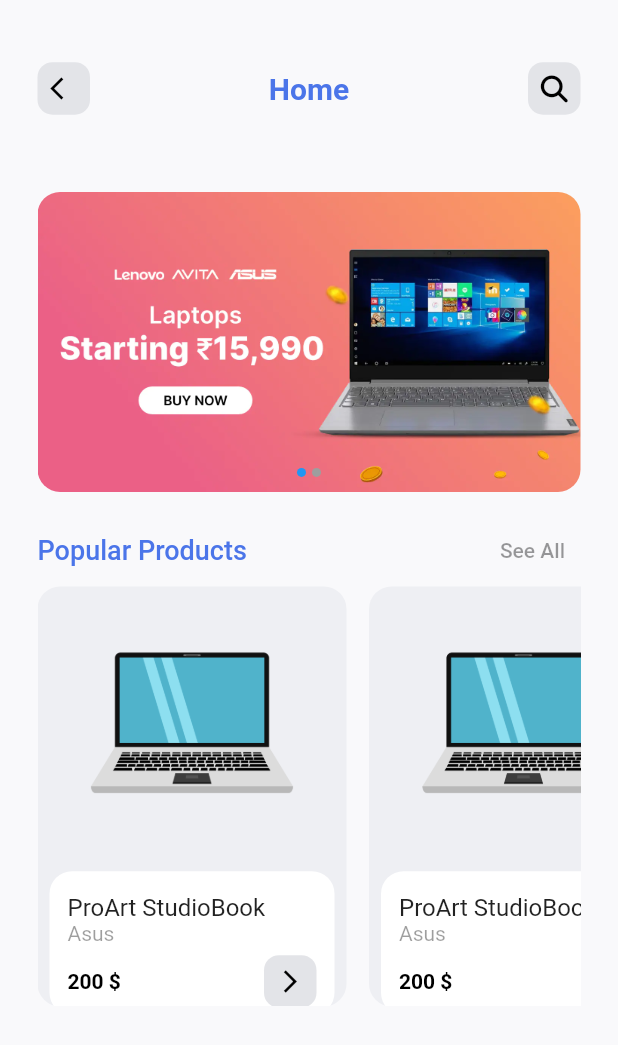
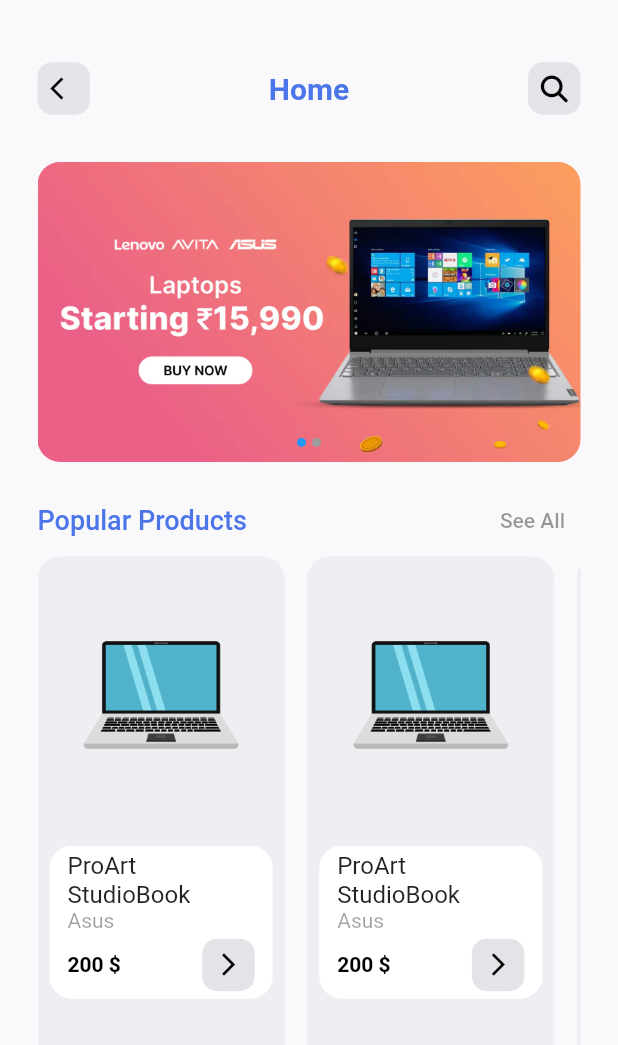
Before and after one commit to AliAlsaeed17/laptop_market, a Flutter app: the HomeScreen screen opened by its route, on a phone screen of 412 x 824 dp. Shown: the top 1045 px of the screen. Run offline on Flutter 3.47's test engine with Material 2 defaults, Android fonts, the phone set to English and light mode, and no system bars; drawn by our look-alikes of flutter_image_slideshow; our stand-ins replace flutter_rating_bar, font_awesome_flutter, get; Roboto replaces fonts that are missing (Times New Roman).

Commit message:
Refacror and update UI

```diff
--- a/lib/views/home_screen.dart
+++ b/lib/views/home_screen.dart
@@ -15,11 +15,14 @@
     return Scaffold(
       backgroundColor: kBackgroundColor,
       body: SafeArea(
-        child: Padding(
+        child: Container(
+          width: MediaQuery.of(context).size.width,
           padding: kPageContentPadding,
           child: Column(
             children: [
-              CustomHeader(
+              Padding(
+                padding: const EdgeInsets.only(bottom: 15),
+                child: CustomHeader(
                   title: "Home",
                   trailingExist: true,
                   trailingIcon: CustomIconButton(
@@ -27,12 +30,14 @@
                     onPressed: () {},
                   ),
                 ),
-              const SizedBox(height: 35.0),
+              ),
               Expanded(
                 child: SingleChildScrollView(
                   child: Column(
                     children: [
-                      CustomSlider(
+                      Padding(
+                        padding: const EdgeInsets.only(bottom: 15),
+                        child: CustomSlider(
                           widgets: [
                             Image.asset(
                               'assets/images/2.jpg',
@@ -44,7 +49,7 @@
                             ),
                           ],
                         ),
-                      const SizedBox(height: 15.0),
+                      ),
                       Row(
                         mainAxisAlignment: MainAxisAlignment.spaceBetween,
                         children: [
@@ -64,7 +69,8 @@
                         ],
                       ),
                       Container(
-                        height: 280,
+                        width: MediaQuery.of(context).size.width,
+                        height: MediaQuery.of(context).size.height * .7,
                         child: ListView.separated(
                           scrollDirection: Axis.horizontal,
                           itemCount: 6,
--- a/lib/views/widgets/cards/product_card.dart
+++ b/lib/views/widgets/cards/product_card.dart
@@ -8,10 +8,9 @@
 
   @override
   Widget build(BuildContext context) {
-    var width = MediaQuery.of(context).size.width / 2;
+    double width = MediaQuery.of(context).size.width / 2.5;
     return Container(
       width: width,
-      height: width + (width * .6),
       decoration: BoxDecoration(
         color: kCardBackgroundColor,
         borderRadius: BorderRadius.circular(kCardBorderRadius),
@@ -24,8 +23,7 @@
               borderRadius: BorderRadius.circular(kCardBorderRadius),
               child: Image.asset(
                 'assets/images/logo.png',
-                width: double.infinity,
-                height: width * .64,
+                width: width,
                 fit: BoxFit.cover,
               ),
             ),
@@ -40,11 +38,10 @@
               child: Column(
                 children: [
                   Container(
-                    child: ListTile(
-                      visualDensity: const VisualDensity(vertical: -4),
-                      contentPadding:
-                          const EdgeInsets.symmetric(horizontal: 12.0),
-                      title: const Text('ProArt StudioBook'),
+                    child: const ListTile(
+                      visualDensity: VisualDensity(vertical: -4),
+                      contentPadding: EdgeInsets.symmetric(horizontal: 12.0),
+                      title: Text('ProArt StudioBook'),
                       subtitle: Text(
                         'Asus',
                         style: TextStyle(color: kBlackWithOpacity),
```
Lines whose indentation alone changed are shown as unchanged.
